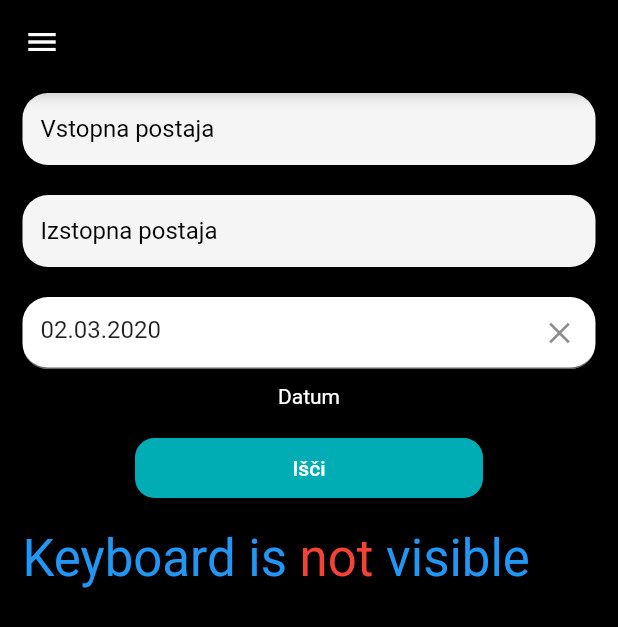
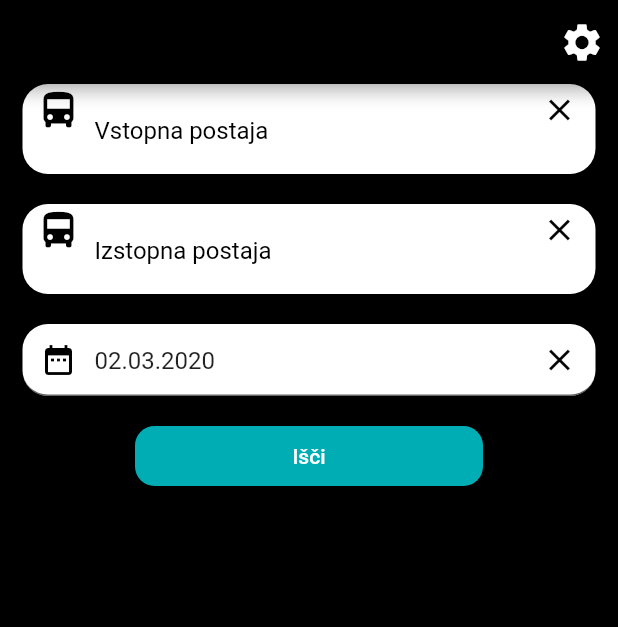
Before and after one commit to andryot/Arriva-prihodi, a Flutter app: the screen it shows after launch, on a phone screen of 412 x 824 dp. Shown: the top 627 px of the screen. Run offline on Flutter 3.47's test engine with Material 2 defaults, Android fonts, the light colour scheme and no system bars; drawn by our look-alikes of datetime_picker_formfield; our stand-ins replace auto_size_text, flutter_spinkit, flutter_typeahead.

Commit message:
2.3.2020

```diff
--- a/lib/HomePage.dart
+++ b/lib/HomePage.dart
@@ -59,8 +59,22 @@ class HomeState extends State<HomePage> {
     return WillPopScope(
       onWillPop: _onBackPressed,
       child: Scaffold(
-        appBar: AppBar(backgroundColor: Color(0xff000000)),
-        drawer: Drawer(
+        appBar: AppBar(
+          backgroundColor: Color(0xff000000),
+          actions: <Widget>[
+            IconButton(
+              onPressed: () {
+                Navigator.push(context,
+                    MaterialPageRoute(builder: (context) => SettingsPage()));
+              },
+              icon: Icon(Icons.settings),
+              color: Colors.white,
+              iconSize: 30,
+            ),
+            //alignment: Alignment.topRight,),
+          ],
+        ),
+        /* drawer: Drawer(
           child: Container(
             color: Color(0xff171B1B),
             child: ListView(
@@ -103,6 +117,7 @@ class HomeState extends State<HomePage> {
             ),
           ),
         ),
+        */
         backgroundColor: Color(0xff000000),
         body: GestureDetector(
           onTap: () {
@@ -115,7 +130,7 @@ class HomeState extends State<HomePage> {
                 physics: NeverScrollableScrollPhysics(),
                 padding: const EdgeInsets.symmetric(horizontal: 15),
                 children: <Widget>[
-                  Padding(padding: EdgeInsets.all(3)),
+                  Padding(padding: EdgeInsets.all(0)),
                   InputFormDeparture(),
                   /*TextFormField(
                   autofocus: false,
@@ -180,6 +195,7 @@ class HomeState extends State<HomePage> {
                     ),
                   ),
                   Padding(padding: EdgeInsets.all(10)),
+                  /*
                   _keyboardIsVisible()
                       ? Text(
                           "Keyboard is visible",
@@ -211,8 +227,10 @@ class HomeState extends State<HomePage> {
                                   .display1
                                   .copyWith(color: Colors.blue),
                             )
+
                           ]),
                         ),
+                        */
                 ],
               ),
             ),
@@ -253,17 +271,24 @@ class BasicDateField extends StatelessWidget {
   final format = DateFormat("dd.MM.yyyy");
   @override
   Widget build(BuildContext context) {
-    return Column(children: <Widget>[
+    return
+    Column(
+      children: <Widget>[
       DateTimeField(
         decoration: InputDecoration(
+
+          contentPadding: EdgeInsets.only(left: 15, top: 15),
           border: UnderlineInputBorder(
             borderRadius: new BorderRadius.circular(17.0),
           ),
           fillColor: Colors.white,
           filled: true,
+          prefixIcon: new Icon(Icons.date_range, color: Colors.black,),
+          suffixIcon: Icon(Icons.clear, color: Colors.black,),
         ),
         format: format,
         initialValue: date,
+
         onChanged: (DateTime dat) {
           date = dat;
         },
@@ -281,11 +306,8 @@ class BasicDateField extends StatelessWidget {
               lastDate: DateTime(2100));
         },
       ),
-      Padding(padding: EdgeInsets.all(5)),
-      Text(
-        'Datum',
-        style: TextStyle(color: Colors.white),
-      ),
+      Padding(padding: EdgeInsets.all(0)),
+
     ]);
   }
 }
--- a/lib/predictions.dart
+++ b/lib/predictions.dart
@@ -37,11 +37,15 @@ class _InputFormDepartureState extends State<InputFormDeparture> {
     return Form(
       key: this._formKey,
       child: Container(
+        height: 60,
+        padding: EdgeInsets.only(bottom: 25),
         decoration: BoxDecoration(
           color: Colors.white,
+
           borderRadius: new BorderRadius.circular(17.0),
         ),
         child: TypeAheadFormField(
+
           suggestionsBoxController: suggestionDestinationController,
           textFieldConfiguration: TextFieldConfiguration(
             //textInputAction: TextInputAction.next,
@@ -57,10 +61,13 @@ class _InputFormDepartureState extends State<InputFormDeparture> {
             focusNode: myFocusNode,
             //decoration: InputDecoration(labelText: 'Vstopna postaja'),
             decoration: InputDecoration(
+              prefixIcon: new Icon(Icons.directions_bus, color: Colors.black, size: 30,),
+              contentPadding: EdgeInsets.only(top: 15, left: 15),
+              suffixIcon: Icon(Icons.clear, color: Colors.black,),
               border: InputBorder.none,
               hintText: hintDepartures,
               hintStyle: TextStyle(color: hintColor),
-              filled: true,
+              filled: false,
             ),
             style: TextStyle(),
             controller: this._typeAheadController,
@@ -149,7 +156,10 @@ class _InputFormArrivalState extends State<InputFormArrival> {
     return Form(
       key: this._formKey,
       child: Container(
+        height: 60,
+        padding: EdgeInsets.only(bottom: 25),
         decoration: BoxDecoration(
+
           color: Colors.white,
           borderRadius: new BorderRadius.circular(17.0),
         ),
@@ -168,10 +178,13 @@ class _InputFormArrivalState extends State<InputFormArrival> {
               focusNode: myFocusNode,
               //decoration: InputDecoration(labelText: 'Vstopna postaja'),
               decoration: InputDecoration(
+                prefixIcon: new Icon(Icons.directions_bus, color: Colors.black, size: 30,),
+                suffixIcon: Icon(Icons.clear, color: Colors.black,),
+                contentPadding: EdgeInsets.only(top: 15, left: 0),
                 border: InputBorder.none,
                 hintText: hintArrivals,
                 hintStyle: TextStyle(color: hintColorA),
-                filled: true,
+                filled: false,
               ),
               style: TextStyle(),
               controller: this._typeAheadController,
```
Also changed, not shown: lib/routes.dart (+11 -7 lines), lib/settings.dart (+2 -27 lines).
